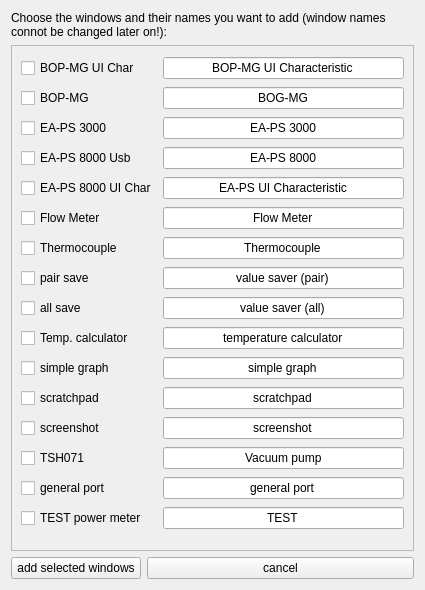
Above: windowadderwindow.ui from bchjoerni/mlab before the change. Below: the same form after it.
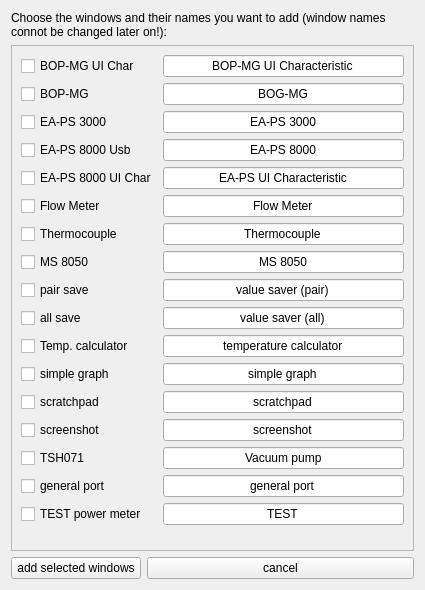
That is the form after the change.

```diff
--- a/windowadderwindow.ui
+++ b/windowadderwindow.ui
@@ -25,7 +25,7 @@
         <x>0</x>
         <y>0</y>
         <width>392</width>
-        <height>604</height>
+        <height>641</height>
        </rect>
       </property>
       <layout class="QGridLayout" name="gridLayout_2">
@@ -70,13 +70,6 @@
          </property>
         </widget>
        </item>
-       <item row="2" column="0">
-        <widget class="QCheckBox" name="chb_eaps3000">
-         <property name="text">
-          <string>EA-PS 3000</string>
-         </property>
-        </widget>
-       </item>
        <item row="5" column="0">
         <widget class="QCheckBox" name="chb_flowMeter">
          <property name="text">
@@ -84,14 +77,11 @@
          </property>
         </widget>
        </item>
-       <item row="2" column="1">
-        <widget class="QLineEdit" name="txt_eaps3000">
+       <item row="2" column="0">
+        <widget class="QCheckBox" name="chb_eaps3000">
          <property name="text">
           <string>EA-PS 3000</string>
          </property>
-         <property name="alignment">
-          <set>Qt::AlignCenter</set>
-         </property>
         </widget>
        </item>
        <item row="6" column="0">
@@ -101,41 +91,61 @@
          </property>
         </widget>
        </item>
-       <item row="5" column="1">
-        <widget class="QLineEdit" name="txt_flowMeter">
+       <item row="2" column="1">
+        <widget class="QLineEdit" name="txt_eaps3000">
          <property name="text">
-          <string>Flow Meter</string>
+          <string>EA-PS 3000</string>
          </property>
          <property name="alignment">
           <set>Qt::AlignCenter</set>
          </property>
         </widget>
        </item>
-       <item row="7" column="0">
+       <item row="9" column="0">
         <widget class="QCheckBox" name="chb_pairSave">
          <property name="text">
           <string>pair save</string>
          </property>
         </widget>
        </item>
-       <item row="6" column="1">
-        <widget class="QLineEdit" name="txt_thermocouple">
+       <item row="5" column="1">
+        <widget class="QLineEdit" name="txt_flowMeter">
          <property name="text">
-          <string>Thermocouple</string>
+          <string>Flow Meter</string>
          </property>
          <property name="alignment">
           <set>Qt::AlignCenter</set>
          </property>
         </widget>
        </item>
-       <item row="8" column="0">
+       <item row="10" column="0">
         <widget class="QCheckBox" name="chb_allSave">
          <property name="text">
           <string>all save</string>
          </property>
         </widget>
        </item>
-       <item row="7" column="1">
+       <item row="6" column="1">
+        <widget class="QLineEdit" name="txt_thermocouple">
+         <property name="text">
+          <string>Thermocouple</string>
+         </property>
+         <property name="alignment">
+          <set>Qt::AlignCenter</set>
+         </property>
+        </widget>
+       </item>
+       <item row="10" column="1">
+        <widget class="QLineEdit" name="txt_allSave">
+         <property name="text">
+          <string>value saver (all)</string>
+         </property>
+         <property name="alignment">
+          <set>Qt::AlignCenter</set>
+         </property>
+        </widget>
+       </item>
+       <item row="9" column="1">
         <widget class="QLineEdit" name="txt_pairSave">
          <property name="text">
           <string>value saver (pair)</string>
@@ -145,31 +155,21 @@
          </property>
         </widget>
        </item>
-       <item row="9" column="0">
+       <item row="12" column="0">
+        <widget class="QCheckBox" name="chb_simpleGraph">
+         <property name="text">
+          <string>simple graph</string>
+         </property>
+        </widget>
+       </item>
+       <item row="11" column="0">
         <widget class="QCheckBox" name="chb_calcTemperature">
          <property name="text">
           <string>Temp. calculator</string>
          </property>
         </widget>
        </item>
-       <item row="8" column="1">
-        <widget class="QLineEdit" name="txt_allSave">
-         <property name="text">
-          <string>value saver (all)</string>
-         </property>
-         <property name="alignment">
-          <set>Qt::AlignCenter</set>
-         </property>
-        </widget>
-       </item>
-       <item row="10" column="0">
-        <widget class="QCheckBox" name="chb_simpleGraph">
-         <property name="text">
-          <string>simple graph</string>
-         </property>
-        </widget>
-       </item>
-       <item row="10" column="1">
+       <item row="12" column="1">
         <widget class="QLineEdit" name="txt_simpleGraph">
          <property name="text">
           <string>simple graph</string>
@@ -179,17 +179,7 @@
          </property>
         </widget>
        </item>
-       <item row="9" column="1">
-        <widget class="QLineEdit" name="txt_calcTemperature">
-         <property name="text">
-          <string>temperature calculator</string>
-         </property>
-         <property name="alignment">
-          <set>Qt::AlignCenter</set>
-         </property>
-        </widget>
-       </item>
-       <item row="11" column="0">
+       <item row="13" column="0">
         <widget class="QCheckBox" name="chb_scratchpad">
          <property name="text">
           <string>scratchpad</string>
@@ -197,47 +187,47 @@
         </widget>
        </item>
        <item row="11" column="1">
-        <widget class="QLineEdit" name="txt_scratchpad">
+        <widget class="QLineEdit" name="txt_calcTemperature">
          <property name="text">
-          <string>scratchpad</string>
+          <string>temperature calculator</string>
          </property>
          <property name="alignment">
           <set>Qt::AlignCenter</set>
          </property>
         </widget>
        </item>
-       <item row="12" column="0">
+       <item row="14" column="0">
         <widget class="QCheckBox" name="chb_screenshot">
          <property name="text">
           <string>screenshot</string>
          </property>
         </widget>
        </item>
-       <item row="13" column="0">
+       <item row="15" column="0">
         <widget class="QCheckBox" name="chb_tsh071">
          <property name="text">
           <string>TSH071</string>
          </property>
         </widget>
        </item>
-       <item row="12" column="1">
-        <widget class="QLineEdit" name="txt_screenshot">
+       <item row="13" column="1">
+        <widget class="QLineEdit" name="txt_scratchpad">
          <property name="text">
-          <string>screenshot</string>
+          <string>scratchpad</string>
          </property>
          <property name="alignment">
           <set>Qt::AlignCenter</set>
          </property>
         </widget>
        </item>
-       <item row="14" column="0">
+       <item row="16" column="0">
         <widget class="QCheckBox" name="chb_generalPort">
          <property name="text">
           <string>general port</string>
          </property>
         </widget>
        </item>
-       <item row="14" column="1">
+       <item row="16" column="1">
         <widget class="QLineEdit" name="txt_generalPort">
          <property name="text">
           <string>general port</string>
@@ -247,7 +237,17 @@
          </property>
         </widget>
        </item>
-       <item row="13" column="1">
+       <item row="14" column="1">
+        <widget class="QLineEdit" name="txt_screenshot">
+         <property name="text">
+          <string>screenshot</string>
+         </property>
+         <property name="alignment">
+          <set>Qt::AlignCenter</set>
+         </property>
+        </widget>
+       </item>
+       <item row="15" column="1">
         <widget class="QLineEdit" name="txt_tsh071">
          <property name="text">
           <string>Vacuum pump</string>
@@ -257,14 +257,14 @@
          </property>
         </widget>
        </item>
-       <item row="15" column="0">
+       <item row="17" column="0">
         <widget class="QCheckBox" name="chb_powerMeterTest">
          <property name="text">
           <string>TEST power meter</string>
          </property>
         </widget>
        </item>
-       <item row="15" column="1">
+       <item row="17" column="1">
         <widget class="QLineEdit" name="txt_test">
          <property name="text">
           <string>TEST</string>
@@ -281,16 +281,6 @@
          </property>
         </widget>
        </item>
-       <item row="3" column="1">
-        <widget class="QLineEdit" name="txt_eaps8000Usb">
-         <property name="text">
-          <string>EA-PS 8000</string>
-         </property>
-         <property name="alignment">
-          <set>Qt::AlignCenter</set>
-         </property>
-        </widget>
-       </item>
        <item row="4" column="1">
         <widget class="QLineEdit" name="txt_eaps8000UsbUIChar">
          <property name="text">
@@ -301,6 +291,33 @@
          </property>
         </widget>
        </item>
+       <item row="3" column="1">
+        <widget class="QLineEdit" name="txt_eaps8000Usb">
+         <property name="text">
+          <string>EA-PS 8000</string>
+         </property>
+         <property name="alignment">
+          <set>Qt::AlignCenter</set>
+         </property>
+        </widget>
+       </item>
+       <item row="7" column="0">
+        <widget class="QCheckBox" name="chb_ms8050">
+         <property name="text">
+          <string>MS 8050</string>
+         </property>
+        </widget>
+       </item>
+       <item row="7" column="1">
+        <widget class="QLineEdit" name="txt_ms8050">
+         <property name="text">
+          <string>MS 8050</string>
+         </property>
+         <property name="alignment">
+          <set>Qt::AlignCenter</set>
+         </property>
+        </widget>
+       </item>
       </layout>
      </widget>
     </widget>
```
